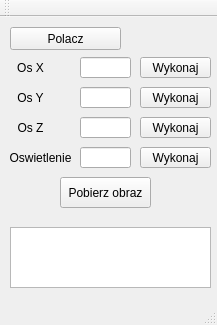
This is mainwindow.ui in kamilkozdro/UDPKlient as Qt 5 draws it before an edit. The edited form follows.
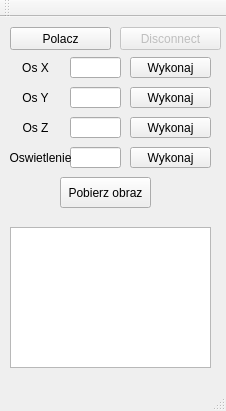
This is the edited form.

Patch:
```diff
--- a/mainwindow.ui
+++ b/mainwindow.ui
@@ -2,12 +2,15 @@
 <ui version="4.0">
  <class>mainWindow</class>
  <widget class="QMainWindow" name="mainWindow">
+  <property name="enabled">
+   <bool>true</bool>
+  </property>
   <property name="geometry">
    <rect>
     <x>0</x>
     <y>0</y>
-    <width>217</width>
-    <height>325</height>
+    <width>226</width>
+    <height>411</height>
    </rect>
   </property>
   <property name="windowTitle">
@@ -20,7 +23,7 @@
       <x>10</x>
       <y>210</y>
       <width>201</width>
-      <height>61</height>
+      <height>141</height>
      </rect>
     </property>
    </widget>
@@ -29,7 +32,7 @@
      <rect>
       <x>10</x>
       <y>10</y>
-      <width>111</width>
+      <width>101</width>
       <height>23</height>
      </rect>
     </property>
@@ -40,7 +43,7 @@
    <widget class="QLineEdit" name="xAxisLine">
     <property name="geometry">
      <rect>
-      <x>80</x>
+      <x>70</x>
       <y>40</y>
       <width>51</width>
       <height>21</height>
@@ -53,9 +56,9 @@
    <widget class="QPushButton" name="xAxisButton">
     <property name="geometry">
      <rect>
-      <x>140</x>
+      <x>130</x>
       <y>40</y>
-      <width>71</width>
+      <width>81</width>
       <height>21</height>
      </rect>
     </property>
@@ -68,7 +71,7 @@
      <rect>
       <x>10</x>
       <y>40</y>
-      <width>41</width>
+      <width>51</width>
       <height>21</height>
      </rect>
     </property>
@@ -85,7 +88,7 @@
    <widget class="QLineEdit" name="yAxisLine">
     <property name="geometry">
      <rect>
-      <x>80</x>
+      <x>70</x>
       <y>70</y>
       <width>51</width>
       <height>21</height>
@@ -98,9 +101,9 @@
    <widget class="QPushButton" name="yAxisButton">
     <property name="geometry">
      <rect>
-      <x>140</x>
+      <x>130</x>
       <y>70</y>
-      <width>71</width>
+      <width>81</width>
       <height>21</height>
      </rect>
     </property>
@@ -113,7 +116,7 @@
      <rect>
       <x>10</x>
       <y>70</y>
-      <width>41</width>
+      <width>51</width>
       <height>21</height>
      </rect>
     </property>
@@ -130,7 +133,7 @@
    <widget class="QLineEdit" name="zAxisLine">
     <property name="geometry">
      <rect>
-      <x>80</x>
+      <x>70</x>
       <y>100</y>
       <width>51</width>
       <height>21</height>
@@ -143,9 +146,9 @@
    <widget class="QPushButton" name="zAxisButton">
     <property name="geometry">
      <rect>
-      <x>140</x>
+      <x>130</x>
       <y>100</y>
-      <width>71</width>
+      <width>81</width>
       <height>21</height>
      </rect>
     </property>
@@ -158,7 +161,7 @@
      <rect>
       <x>10</x>
       <y>100</y>
-      <width>41</width>
+      <width>51</width>
       <height>21</height>
      </rect>
     </property>
@@ -175,7 +178,7 @@
    <widget class="QLineEdit" name="lightLine">
     <property name="geometry">
      <rect>
-      <x>80</x>
+      <x>70</x>
       <y>130</y>
       <width>51</width>
       <height>21</height>
@@ -188,9 +191,9 @@
    <widget class="QPushButton" name="lightButton">
     <property name="geometry">
      <rect>
-      <x>140</x>
+      <x>130</x>
       <y>130</y>
-      <width>71</width>
+      <width>81</width>
       <height>21</height>
      </rect>
     </property>
@@ -230,6 +233,22 @@
      <string>Pobierz obraz</string>
     </property>
    </widget>
+   <widget class="QPushButton" name="disconnectButton">
+    <property name="enabled">
+     <bool>false</bool>
+    </property>
+    <property name="geometry">
+     <rect>
+      <x>120</x>
+      <y>10</y>
+      <width>101</width>
+      <height>23</height>
+     </rect>
+    </property>
+    <property name="text">
+     <string>Disconnect</string>
+    </property>
+   </widget>
   </widget>
   <widget class="QMenuBar" name="menuBar">
    <property name="geometry">
```
Left out of the diff: 3 changed lines with no effect on the pictures.
